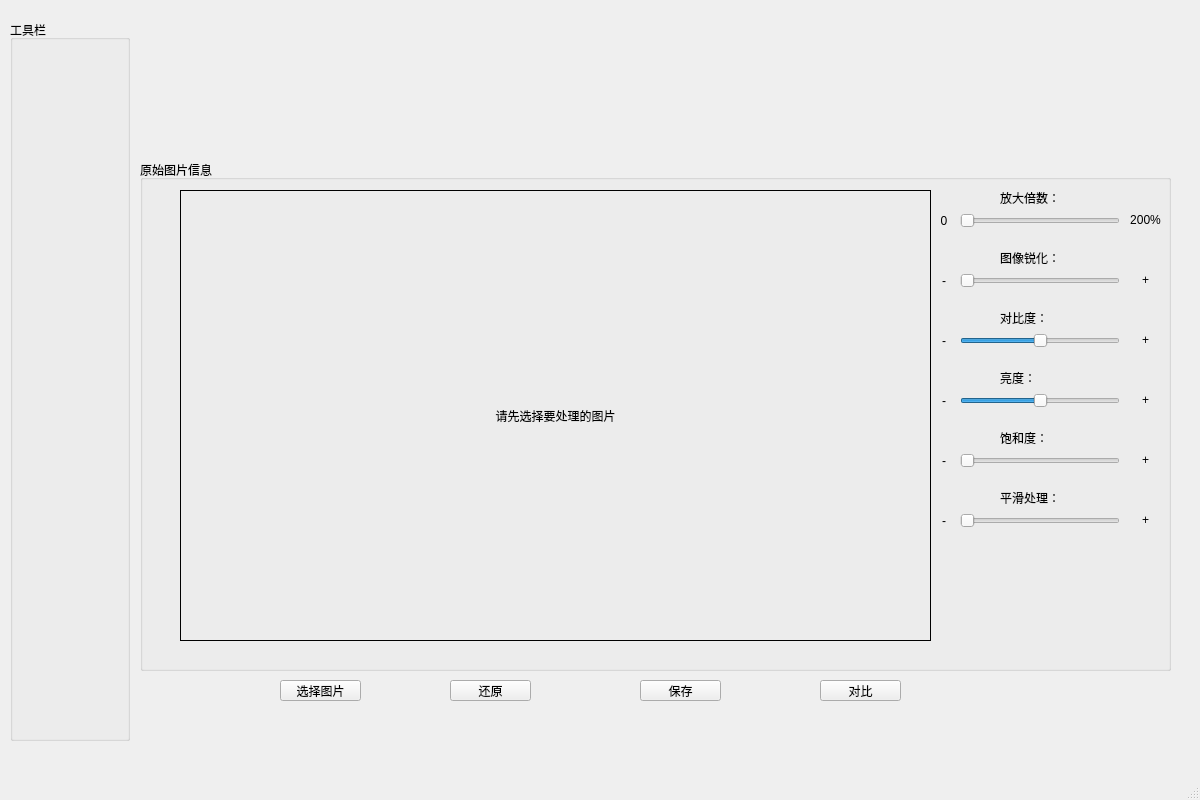
Above: Application/dealImage.ui from TheRising-cxf/Test before the change. Below: the same form after it.
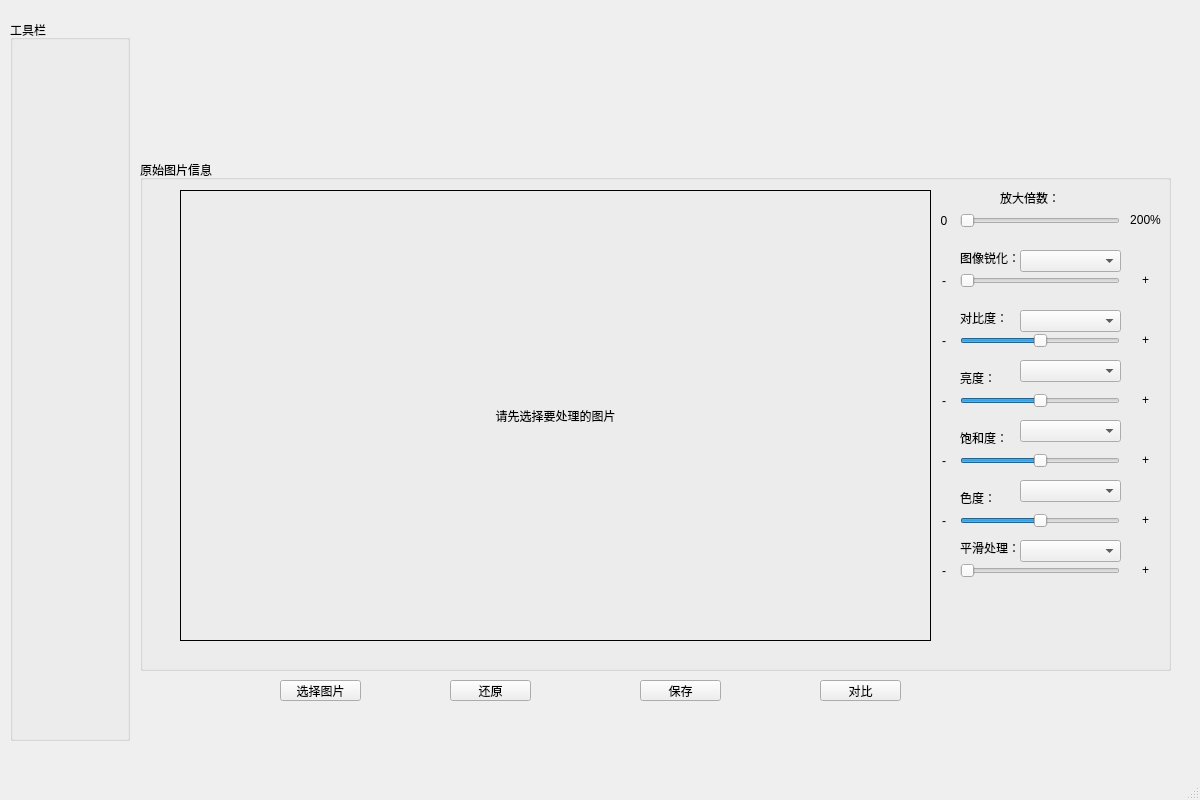
That is the form after the change.

The edit to the form file:
```diff
--- a/Application/dealImage.ui
+++ b/Application/dealImage.ui
@@ -128,9 +128,9 @@
     <widget class="QLabel" name="label_6">
      <property name="geometry">
       <rect>
-       <x>860</x>
+       <x>820</x>
        <y>90</y>
-       <width>111</width>
+       <width>61</width>
        <height>16</height>
       </rect>
      </property>
@@ -189,9 +189,9 @@
     <widget class="QLabel" name="label_9">
      <property name="geometry">
       <rect>
-       <x>860</x>
+       <x>820</x>
        <y>150</y>
-       <width>111</width>
+       <width>51</width>
        <height>16</height>
       </rect>
      </property>
@@ -253,9 +253,9 @@
     <widget class="QLabel" name="label_12">
      <property name="geometry">
       <rect>
-       <x>860</x>
+       <x>820</x>
        <y>210</y>
-       <width>111</width>
+       <width>41</width>
        <height>16</height>
       </rect>
      </property>
@@ -317,9 +317,9 @@
     <widget class="QLabel" name="label_15">
      <property name="geometry">
       <rect>
-       <x>860</x>
+       <x>820</x>
        <y>270</y>
-       <width>111</width>
+       <width>51</width>
        <height>16</height>
       </rect>
      </property>
@@ -337,7 +337,10 @@
       </rect>
      </property>
      <property name="maximum">
-      <number>200</number>
+      <number>256</number>
+     </property>
+     <property name="value">
+      <number>128</number>
      </property>
      <property name="orientation">
       <enum>Qt::Horizontal</enum>
@@ -363,7 +366,7 @@
      <property name="geometry">
       <rect>
        <x>794</x>
-       <y>350</y>
+       <y>400</y>
        <width>20</width>
        <height>21</height>
       </rect>
@@ -378,9 +381,9 @@
     <widget class="QLabel" name="label_34">
      <property name="geometry">
       <rect>
-       <x>860</x>
-       <y>330</y>
-       <width>111</width>
+       <x>820</x>
+       <y>380</y>
+       <width>61</width>
        <height>16</height>
       </rect>
      </property>
@@ -392,7 +395,7 @@
      <property name="geometry">
       <rect>
        <x>990</x>
-       <y>350</y>
+       <y>400</y>
        <width>31</width>
        <height>20</height>
       </rect>
@@ -408,7 +411,7 @@
      <property name="geometry">
       <rect>
        <x>820</x>
-       <y>350</y>
+       <y>400</y>
        <width>160</width>
        <height>22</height>
       </rect>
@@ -420,6 +423,130 @@
       <enum>Qt::Horizontal</enum>
      </property>
     </widget>
+    <widget class="QLabel" name="label_36">
+     <property name="geometry">
+      <rect>
+       <x>990</x>
+       <y>350</y>
+       <width>31</width>
+       <height>20</height>
+      </rect>
+     </property>
+     <property name="text">
+      <string>+</string>
+     </property>
+     <property name="alignment">
+      <set>Qt::AlignCenter</set>
+     </property>
+    </widget>
+    <widget class="QLabel" name="label_37">
+     <property name="geometry">
+      <rect>
+       <x>820</x>
+       <y>330</y>
+       <width>41</width>
+       <height>16</height>
+      </rect>
+     </property>
+     <property name="text">
+      <string>色度：</string>
+     </property>
+    </widget>
+    <widget class="QSlider" name="chroma">
+     <property name="geometry">
+      <rect>
+       <x>820</x>
+       <y>350</y>
+       <width>160</width>
+       <height>22</height>
+      </rect>
+     </property>
+     <property name="minimum">
+      <number>-180</number>
+     </property>
+     <property name="maximum">
+      <number>180</number>
+     </property>
+     <property name="orientation">
+      <enum>Qt::Horizontal</enum>
+     </property>
+    </widget>
+    <widget class="QLabel" name="label_38">
+     <property name="geometry">
+      <rect>
+       <x>794</x>
+       <y>350</y>
+       <width>20</width>
+       <height>21</height>
+      </rect>
+     </property>
+     <property name="text">
+      <string>-</string>
+     </property>
+     <property name="alignment">
+      <set>Qt::AlignCenter</set>
+     </property>
+    </widget>
+    <widget class="QComboBox" name="comboBox">
+     <property name="geometry">
+      <rect>
+       <x>880</x>
+       <y>90</y>
+       <width>101</width>
+       <height>22</height>
+      </rect>
+     </property>
+    </widget>
+    <widget class="QComboBox" name="comboBox_2">
+     <property name="geometry">
+      <rect>
+       <x>880</x>
+       <y>150</y>
+       <width>101</width>
+       <height>22</height>
+      </rect>
+     </property>
+    </widget>
+    <widget class="QComboBox" name="comboBox_3">
+     <property name="geometry">
+      <rect>
+       <x>880</x>
+       <y>200</y>
+       <width>101</width>
+       <height>22</height>
+      </rect>
+     </property>
+    </widget>
+    <widget class="QComboBox" name="comboBox_4">
+     <property name="geometry">
+      <rect>
+       <x>880</x>
+       <y>260</y>
+       <width>101</width>
+       <height>22</height>
+      </rect>
+     </property>
+    </widget>
+    <widget class="QComboBox" name="comboBox_5">
+     <property name="geometry">
+      <rect>
+       <x>880</x>
+       <y>320</y>
+       <width>101</width>
+       <height>22</height>
+      </rect>
+     </property>
+    </widget>
+    <widget class="QComboBox" name="comboBox_6">
+     <property name="geometry">
+      <rect>
+       <x>880</x>
+       <y>380</y>
+       <width>101</width>
+       <height>22</height>
+      </rect>
+     </property>
+    </widget>
    </widget>
    <widget class="QPushButton" name="reset">
     <property name="geometry">
```
